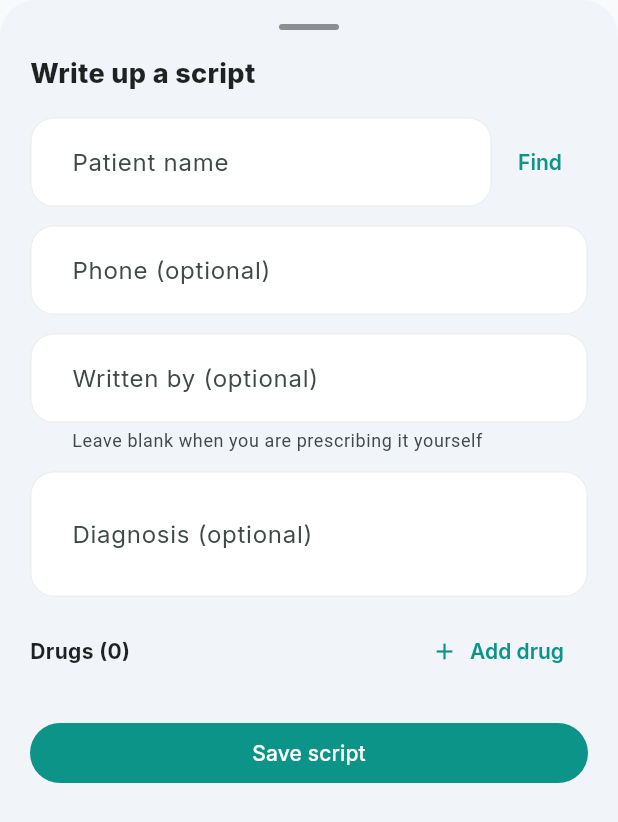
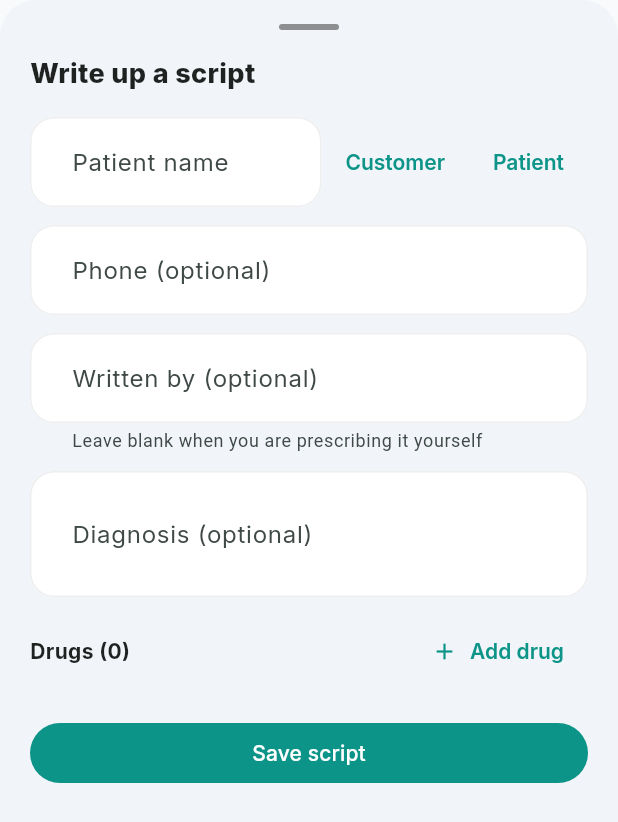
Before and after one commit to nazifia/HEALTHINFO, a Flutter app: the _RxForm widget shown alone on an empty page, opened directly, on a phone screen of 412 x 824 dp. Shown: the top 822 px of the screen. Run offline on Flutter 3.47's test engine with Material 3 defaults, Android fonts, the phone set to English and light mode, and no system bars; our stand-ins replace fl_chart, flutter_riverpod, geolocator, google_fonts, image_picker, share_plus and 2 more; missing offline and left inert: dart:html, dart:js; accounts and stored records are empty.

Commit message:
Let the pharmacy script form find registered patients
The script form's Find button only searched counter customers, so a
registered patient could not be put on a script from the pharmacy. Split
it into Customer and Patient pickers; a picked patient files the script
against their record.

Co-Authored-By: Claude Opus 5.5 <noreply@anthropic.com>

```diff
--- a/mobile/lib/screens/prescriptions_screen.dart
+++ b/mobile/lib/screens/prescriptions_screen.dart
@@ -263,6 +263,7 @@ class _RxFormState extends State<_RxForm> {
   final _doctor = TextEditingController();
   final _lines = <RxLineDraft>[];
   Map<String, dynamic>? _customer;
+  late Map<String, dynamic>? _patient = widget.patient;
   bool _saving = false;
   String? _error;
 
@@ -297,7 +298,27 @@ class _RxFormState extends State<_RxForm> {
     if (row == null) return;
     setState(() {
       _customer = row;
+      _patient = null;
       _name.text = '${row['name']}';
+      _phone.text = '${row['phone'] ?? ''}';
+    });
+  }
+
+  /// The facility's patient register, so the script lands in their history.
+  Future<void> _pickPatient() async {
+    final row = await pickRow(
+      context,
+      path: '/api/patients/',
+      title: 'Which patient?',
+      hint: 'Name, hospital number or phone…',
+      label: (r) => '${r['full_name']}',
+      subtitle: (r) => '${r['hospital_number'] ?? ''} · ${r['phone'] ?? ''}',
+    );
+    if (row == null) return;
+    setState(() {
+      _patient = row;
+      _customer = null;
+      _name.text = '${row['full_name'] ?? ''}';
       _phone.text = '${row['phone'] ?? ''}';
     });
   }
@@ -338,7 +359,7 @@ class _RxFormState extends State<_RxForm> {
           customerPhone: _phone.text,
           lines: _lines,
           customerId: _customer?['id'] as int?,
-          patientId: widget.patient?['id'] as int?,
+          patientId: _patient?['id'] as int?,
           doctorName: _doctor.text,
           diagnosis: _diagnosis.text,
         ),
@@ -370,16 +391,18 @@ class _RxFormState extends State<_RxForm> {
               decoration: InputDecoration(
                 labelText: 'Patient name',
                 hintText: 'Walk-in',
-                helperText: patient == null
+                helperText: _patient == null
                     ? null
-                    : 'Filed against ${patient['hospital_number']}',
+                    : 'Filed against ${_patient!['hospital_number']}',
               ),
             ),
           ),
-          // Finding a counter customer is how a walk-in gets a name on the
-          // script; a patient's record already carries one.
-          if (patient == null)
-            TextButton(onPressed: _pickCustomer, child: const Text('Find')),
+          // A counter customer or a registered patient puts a name on the
+          // script; writing from a patient's record already carries one.
+          if (patient == null) ...[
+            TextButton(onPressed: _pickCustomer, child: const Text('Customer')),
+            TextButton(onPressed: _pickPatient, child: const Text('Patient')),
+          ],
         ]),
         const SizedBox(height: 12),
         TextField(
```
